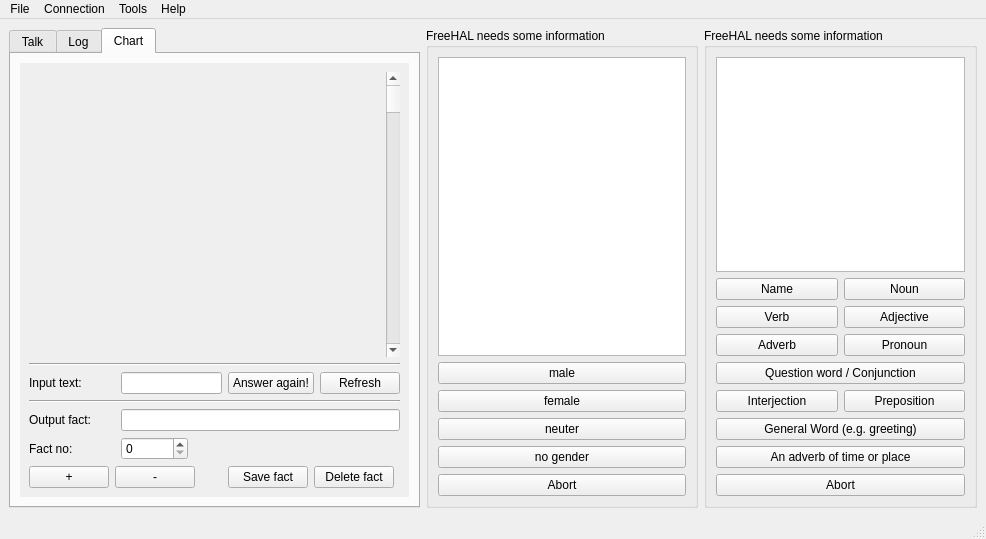
Above: hal2009/gui-qt/ui/freehal.ui from leuchtraketen/freehal_main before the change. Below: the same form after it.
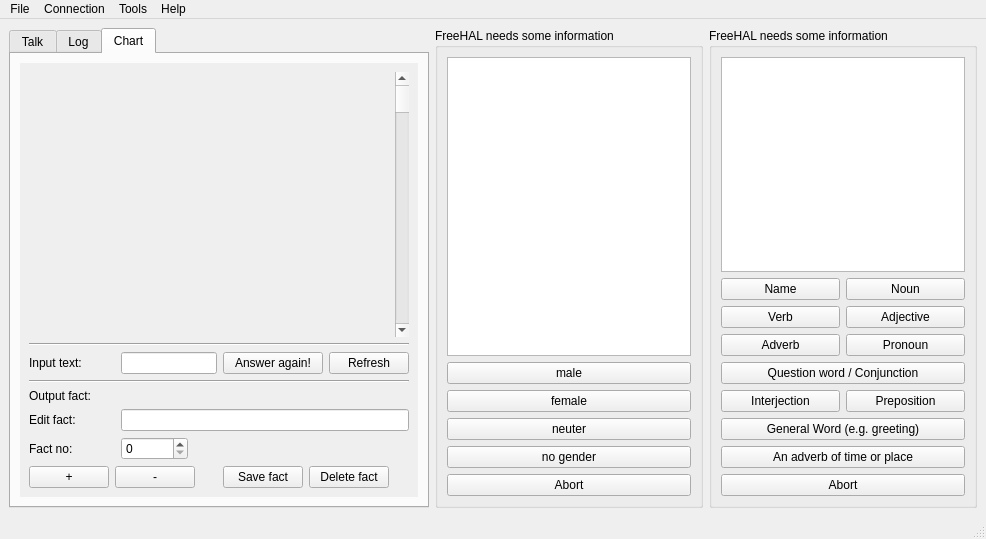
That is the form after the change. The open tabs and pages were chosen to show the change. Icons and pictures are not drawn.

Diff of the .ui file:
```diff
--- a/hal2009/gui-qt/ui/freehal.ui
+++ b/hal2009/gui-qt/ui/freehal.ui
@@ -192,16 +192,36 @@
              </widget>
             </item>
             <item row="4" column="2" colspan="5">
-             <widget class="QLineEdit" name="flowchart_edit"/>
+             <widget class="QLabel" name="flowchart_view">
+              <property name="sizePolicy">
+               <sizepolicy hsizetype="Preferred" vsizetype="Fixed">
+                <horstretch>0</horstretch>
+                <verstretch>0</verstretch>
+               </sizepolicy>
+              </property>
+              <property name="text">
+               <string/>
+              </property>
+             </widget>
             </item>
             <item row="5" column="0" colspan="2">
+             <widget class="QLabel" name="label_4">
+              <property name="text">
+               <string>Edit fact:</string>
+              </property>
+             </widget>
+            </item>
+            <item row="5" column="2" colspan="5">
+             <widget class="QLineEdit" name="flowchart_edit"/>
+            </item>
+            <item row="6" column="0" colspan="2">
              <widget class="QLabel" name="label">
               <property name="text">
                <string>Fact no:</string>
               </property>
              </widget>
             </item>
-            <item row="5" column="2">
+            <item row="6" column="2">
              <widget class="QSpinBox" name="flowchart_fact_pk">
               <property name="sizePolicy">
                <sizepolicy hsizetype="Fixed" vsizetype="Fixed">
@@ -214,7 +234,7 @@
               </property>
              </widget>
             </item>
-            <item row="6" column="0">
+            <item row="7" column="0">
              <widget class="QPushButton" name="plus">
               <property name="sizePolicy">
                <sizepolicy hsizetype="Fixed" vsizetype="Fixed">
@@ -227,7 +247,7 @@
               </property>
              </widget>
             </item>
-            <item row="6" column="1" colspan="2">
+            <item row="7" column="1" colspan="2">
              <widget class="QPushButton" name="minus">
               <property name="sizePolicy">
                <sizepolicy hsizetype="Fixed" vsizetype="Fixed">
@@ -240,7 +260,7 @@
               </property>
              </widget>
             </item>
-            <item row="6" column="3">
+            <item row="7" column="3">
              <widget class="QPushButton" name="flowchart_fact_edit">
               <property name="sizePolicy">
                <sizepolicy hsizetype="Fixed" vsizetype="Fixed">
@@ -253,7 +273,7 @@
               </property>
              </widget>
             </item>
-            <item row="6" column="4" colspan="3">
+            <item row="7" column="4" colspan="2">
              <widget class="QPushButton" name="flowchart_fact_delete">
               <property name="sizePolicy">
                <sizepolicy hsizetype="Fixed" vsizetype="Fixed">
```
